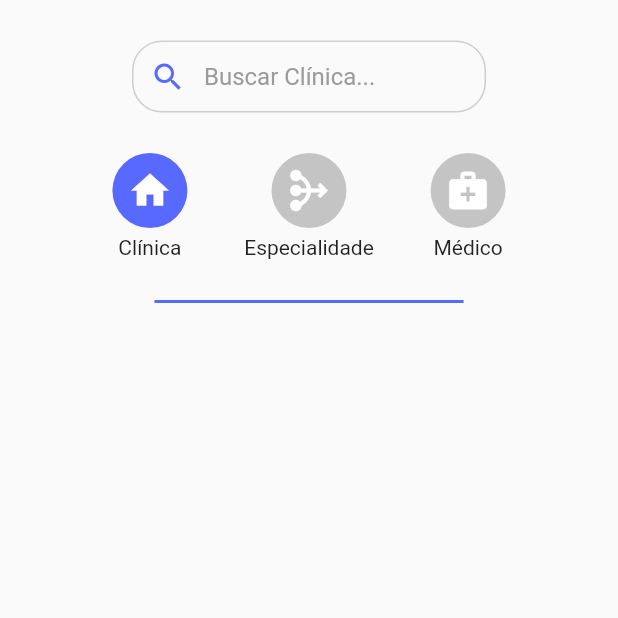
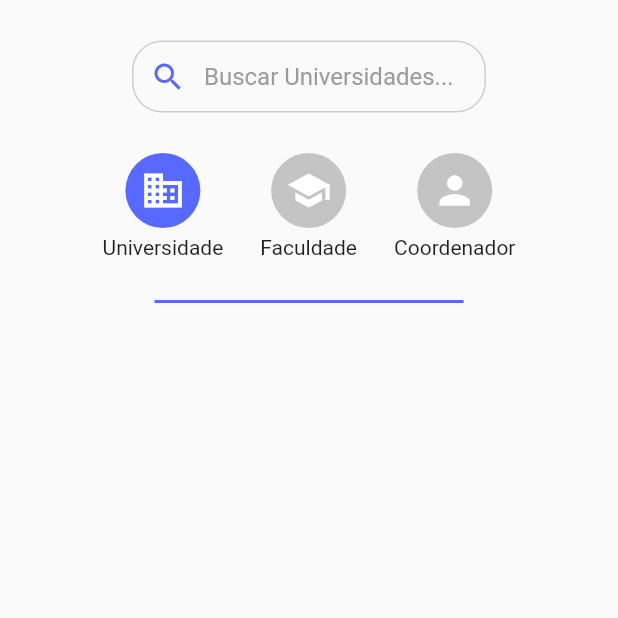
Before and after one commit to AlbertoDoc/cline, a Flutter app: the screen it shows after launch, on a phone screen of 412 x 824 dp, the top half of it. Run offline on Flutter 3.47's test engine with Material 2 defaults, Android fonts, the phone set to English and light mode, and no system bars; our stand-ins replace auto_size_text.

Commit message:
feature: Alterando textos da tela inicial

```diff
--- a/lib/widgets/input_field/input_search_field.dart
+++ b/lib/widgets/input_field/input_search_field.dart
@@ -27,7 +27,7 @@ class InputSearchField extends StatelessWidget {
       keyboardType: TextInputType.visiblePassword,
       decoration: InputDecoration(
         contentPadding: EdgeInsets.symmetric(horizontal: 15, vertical: 10),
-        hintText: 'Buscar Clínica...',
+        hintText: 'Buscar Universidades...',
         hintStyle: TextStyles.hintField,
         enabledBorder: _setBorder(ClineColors.input_border),
         focusedBorder: _setBorder(ClineColors.main_primary),
--- a/lib/widgets/select_box/round_selected_box.dart
+++ b/lib/widgets/select_box/round_selected_box.dart
@@ -61,13 +61,13 @@ class RoundSelectedBox extends StatelessWidget {
     String info;
     switch (type) {
       case SelectBoxType.clinic:
-        info = 'Clínica';
+        info = 'Universidade';
         break;
       case SelectBoxType.doctor:
-        info = 'Médico';
+        info = 'Coordenador';
         break;
       default:
-        info = 'Especialidade';
+        info = 'Faculdade';
         break;
     }
 
@@ -81,13 +81,13 @@ class RoundSelectedBox extends StatelessWidget {
     IconData icon;
     switch (type) {
       case SelectBoxType.clinic:
-        icon = Icons.home;
+        icon = Icons.domain;
         break;
       case SelectBoxType.doctor:
-        icon = Icons.medical_services;
+        icon = Icons.person;
         break;
       default:
-        icon = Icons.mediation;
+        icon = Icons.school;
         break;
     }
     return Icon(
```
